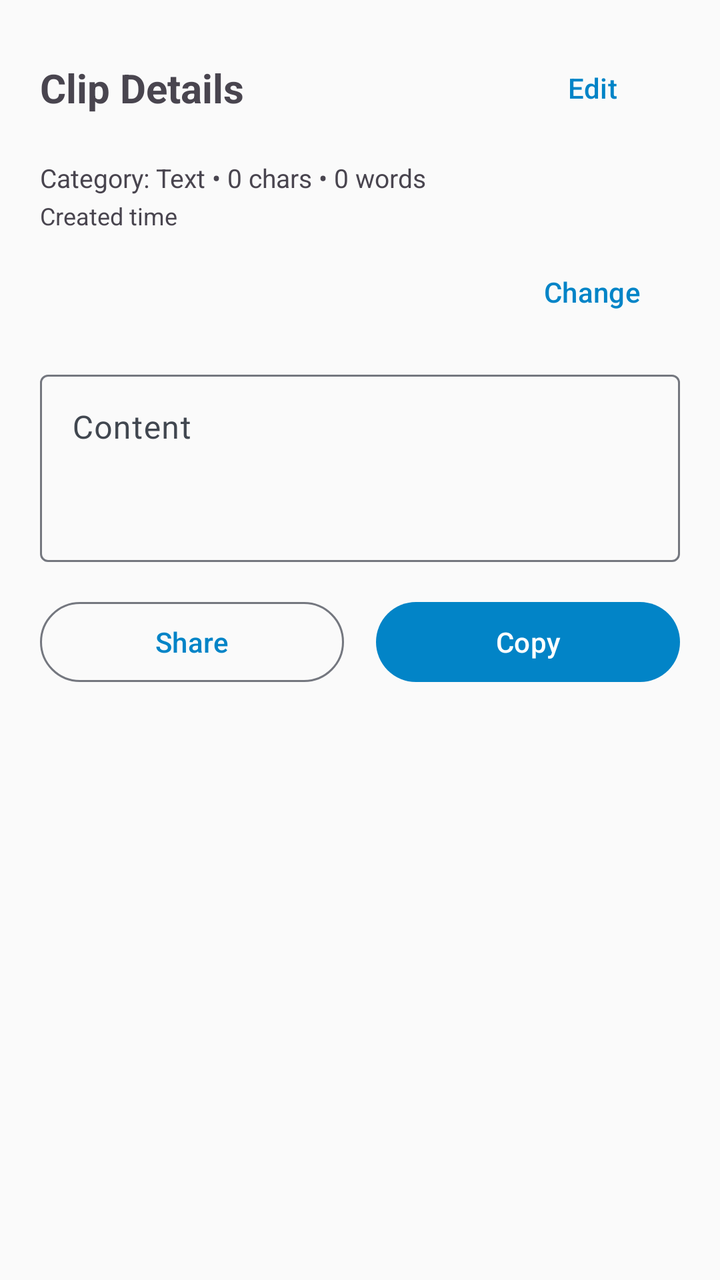
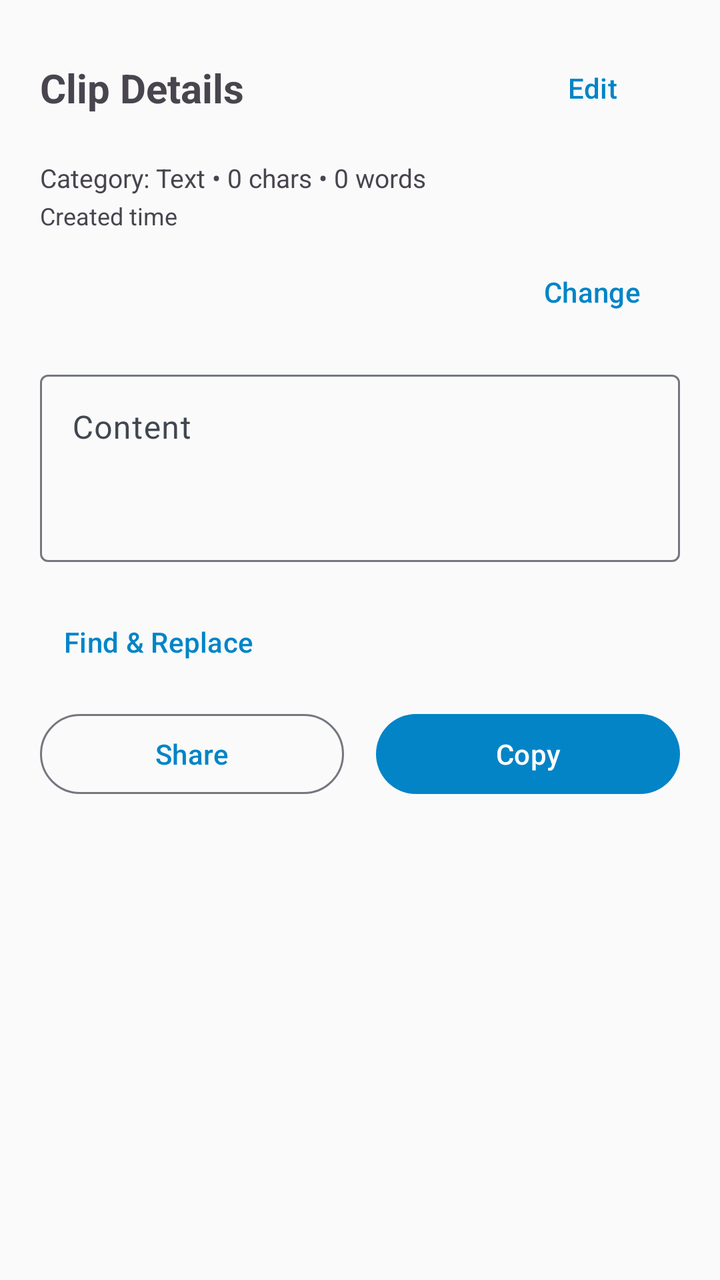

The first picture is an Android layout as it rendered before a commit; the second is the same layout after the commit. The layout source and the unified diff follow.
<!-- AndroidManifest.xml: application theme Theme.ClipInBox -->
<!-- res/layout/bottom_sheet_clip_actions.xml -->
<?xml version="1.0" encoding="utf-8"?>
<LinearLayout xmlns:android="http://schemas.android.com/apk/res/android"
    xmlns:app="http://schemas.android.com/apk/res-auto"
    android:layout_width="match_parent"
    android:layout_height="wrap_content"
    android:orientation="vertical"
    android:padding="20dp">

    
    <RelativeLayout
        android:layout_width="match_parent"
        android:layout_height="wrap_content"
        android:layout_marginBottom="12dp">

        <TextView
            android:id="@+id/tvSheetTitle"
            android:layout_width="wrap_content"
            android:layout_height="wrap_content"
            android:layout_alignParentStart="true"
            android:layout_centerVertical="true"
            android:text="Clip Details"
            android:textSize="20sp"
            android:textStyle="bold" />

        <Button
            android:id="@+id/btnToggleEdit"
            style="@style/Widget.Material3.Button.TextButton"
            android:layout_width="wrap_content"
            android:layout_height="wrap_content"
            android:layout_alignParentEnd="true"
            android:layout_centerVertical="true"
            android:text="Edit" />
    </RelativeLayout>

    
    <LinearLayout
        android:id="@+id/layoutMetadata"
        android:layout_width="match_parent"
        android:layout_height="wrap_content"
        android:orientation="vertical"
        android:layout_marginBottom="12dp">

        <TextView
            android:id="@+id/tvSheetCategoryCounts"
            android:layout_width="wrap_content"
            android:layout_height="wrap_content"
            android:text="Category: Text • 0 chars • 0 words"
            android:textSize="13sp"
            android:textColor="?android:attr/textColorSecondary" />

        <TextView
            android:id="@+id/tvSheetTimestamp"
            android:layout_width="wrap_content"
            android:layout_height="wrap_content"
            android:layout_marginTop="2dp"
            android:text="Created time"
            android:textSize="12sp"
            android:textColor="?android:attr/textColorSecondary" />

        <LinearLayout
            android:layout_width="match_parent"
            android:layout_height="wrap_content"
            android:layout_marginTop="6dp"
            android:gravity="center_vertical"
            android:orientation="horizontal">

            <View
                android:id="@+id/view_sheet_category_dot"
                android:layout_width="10dp"
                android:layout_height="10dp"
                android:layout_marginEnd="8dp" />

            <TextView
                android:id="@+id/tv_sheet_category_name"
                android:layout_width="0dp"
                android:layout_height="wrap_content"
                android:layout_weight="1"
                android:textColor="@color/gray_on_surface"
                android:textSize="13sp" />

            <Button
                android:id="@+id/btn_change_category"
                style="@style/Widget.Material3.Button.TextButton"
                android:layout_width="wrap_content"
                android:layout_height="wrap_content"
                android:text="@string/category_change" />

        </LinearLayout>

        <TextView
            android:id="@+id/tv_sheet_tags"
            android:layout_width="wrap_content"
            android:layout_height="wrap_content"
            android:layout_marginTop="4dp"
            android:textColor="@color/gray_on_surface_variant"
            android:textSize="12sp"
            android:visibility="gone" />
    </LinearLayout>

    
    <com.google.android.material.textfield.TextInputLayout
        style="@style/Widget.Material3.TextInputLayout.OutlinedBox"
        android:layout_width="match_parent"
        android:layout_height="wrap_content"
        android:layout_marginBottom="16dp">

        <com.google.android.material.textfield.TextInputEditText
            android:id="@+id/etClipContent"
            android:layout_width="match_parent"
            android:layout_height="wrap_content"
            android:minLines="3"
            android:maxLines="10"
            android:gravity="top|start"
            android:hint="Content" />
    </com.google.android.material.textfield.TextInputLayout>

    
    <LinearLayout
        android:layout_width="match_parent"
        android:layout_height="wrap_content"
        android:orientation="horizontal">

        <Button
            android:id="@+id/btnSecondaryAction"
            style="@style/Widget.Material3.Button.OutlinedButton"
            android:layout_width="0dp"
            android:layout_height="wrap_content"
            android:layout_weight="1"
            android:layout_marginEnd="8dp"
            android:text="Share" />

        <Button
            android:id="@+id/btnPrimaryAction"
            style="@style/Widget.Material3.Button"
            android:layout_width="0dp"
            android:layout_height="wrap_content"
            android:layout_weight="1"
            android:layout_marginStart="8dp"
            android:text="Copy" />
    </LinearLayout>

</LinearLayout>
<!-- resources referenced by this layout -->
<resources>
  <color name="gray_on_surface">#FF1A1C1E</color>
  <color name="gray_on_surface_variant">#FF414750</color>
  <string name="category_change">Change</string>
  <style name="Theme.ClipInBox" parent="Theme.Material3.DayNight.NoActionBar">
          <item name="colorPrimary">@color/cta_button</item>
          <item name="colorOnPrimary">@color/color_white</item>
          <item name="colorPrimaryContainer">@color/gray_surface_container</item>
          <item name="colorOnPrimaryContainer">@color/gray_on_surface</item>
          <item name="android:windowBackground">@color/gray_surface</item>
          <item name="colorSurface">@color/gray_surface</item>
          <item name="colorOnSurface">@color/gray_on_surface</item>
          <item name="colorOnSurfaceVariant">@color/gray_on_surface_variant</item>
          <item name="colorOutline">@color/gray_outline</item>
          <item name="colorOutlineVariant">@color/gray_outline_variant</item>
      </style>
  <color name="cta_button">#FF0284C7</color>
  <color name="color_white">#FFFFFFFF</color>
  <color name="gray_surface_container">#FFF0F0F4</color>
  <color name="gray_surface">#FFFAFAFA</color>
  <color name="gray_outline">#FF74777F</color>
  <color name="gray_outline_variant">#FFC4C6CF</color>
</resources>

<!-- the commit's change to res/layout/bottom_sheet_clip_actions.xml (unified diff, before → after) -->
@@ -114,6 +114,14 @@
             android:hint="Content" />
     </com.google.android.material.textfield.TextInputLayout>
 
+    <Button
+        android:id="@+id/btn_find_replace"
+        style="@style/Widget.Material3.Button.TextButton"
+        android:layout_width="wrap_content"
+        android:layout_height="wrap_content"
+        android:layout_marginBottom="8dp"
+        android:text="@string/find_replace_title" />
+
     
     <LinearLayout
         android:layout_width="match_parent"
<!-- resource entries referenced after the edit -->
@@ -3,6 +3,7 @@
   <color name="gray_on_surface">#FF1A1C1E</color>
   <color name="gray_on_surface_variant">#FF414750</color>
   <string name="category_change">Change</string>
+  <string name="find_replace_title">Find &amp; Replace</string>
   <style name="Theme.ClipInBox" parent="Theme.Material3.DayNight.NoActionBar">
           <item name="colorPrimary">@color/cta_button</item>
           <item name="colorOnPrimary">@color/color_white</item>
